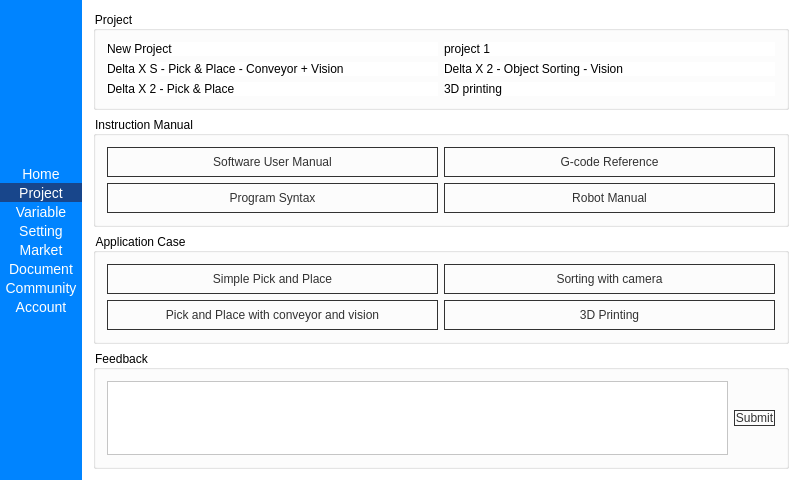
deltaxrobot/Delta-X-Software, file MainWindow.ui: the form before one commit.
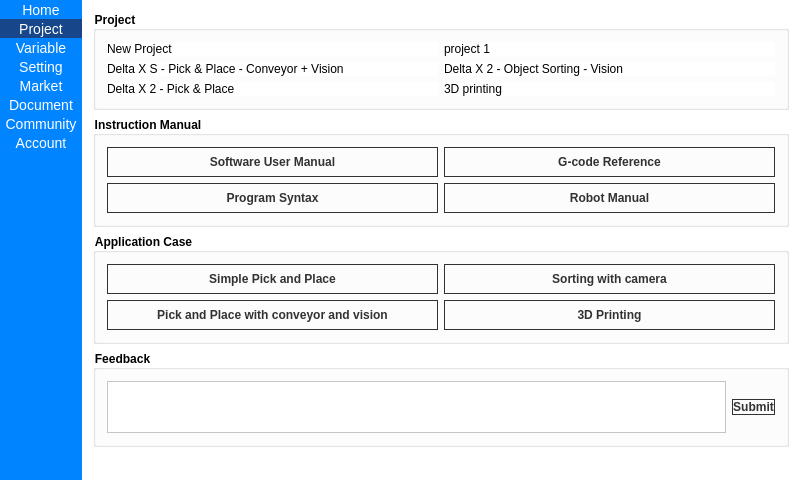
The form after the commit. The open tabs and pages were chosen to show the change. Icons and pictures are not drawn.

The edit to the form file:
```diff
--- a/MainWindow.ui
+++ b/MainWindow.ui
@@ -231,19 +231,6 @@
            <property name="bottomMargin">
             <number>0</number>
            </property>
-           <item>
-            <spacer name="verticalSpacer_2">
-             <property name="orientation">
-              <enum>Qt::Vertical</enum>
-             </property>
-             <property name="sizeHint" stdset="0">
-              <size>
-               <width>20</width>
-               <height>40</height>
-              </size>
-             </property>
-            </spacer>
-           </item>
            <item>
             <widget class="QToolButton" name="tbHome">
              <property name="sizePolicy">
@@ -594,12 +581,24 @@
            </layout>
           </widget>
           <widget class="QWidget" name="pHome">
+           <property name="maximumSize">
+            <size>
+             <width>16777215</width>
+             <height>16777215</height>
+            </size>
+           </property>
            <property name="styleSheet">
             <string notr="true"/>
            </property>
            <layout class="QVBoxLayout" name="verticalLayout_3">
             <item>
              <widget class="QGroupBox" name="groupBox_4">
+              <property name="font">
+               <font>
+                <weight>75</weight>
+                <bold>true</bold>
+               </font>
+              </property>
               <property name="styleSheet">
                <string notr="true">QLabel:hover
 {
@@ -657,6 +656,12 @@
             </item>
             <item>
              <widget class="QGroupBox" name="groupBox">
+              <property name="font">
+               <font>
+                <weight>75</weight>
+                <bold>true</bold>
+               </font>
+              </property>
               <property name="title">
                <string>Instruction Manual</string>
               </property>
@@ -718,6 +723,12 @@
             </item>
             <item>
              <widget class="QGroupBox" name="groupBox_2">
+              <property name="font">
+               <font>
+                <weight>75</weight>
+                <bold>true</bold>
+               </font>
+              </property>
               <property name="title">
                <string>Application Case</string>
               </property>
@@ -779,12 +790,25 @@
             </item>
             <item>
              <widget class="QGroupBox" name="groupBox_3">
+              <property name="font">
+               <font>
+                <weight>75</weight>
+                <bold>true</bold>
+               </font>
+              </property>
               <property name="title">
                <string>Feedback</string>
               </property>
               <layout class="QHBoxLayout" name="horizontalLayout_3">
                <item>
-                <widget class="QPlainTextEdit" name="plainTextEdit"/>
+                <widget class="QPlainTextEdit" name="plainTextEdit">
+                 <property name="maximumSize">
+                  <size>
+                   <width>16777215</width>
+                   <height>70</height>
+                  </size>
+                 </property>
+                </widget>
                </item>
                <item>
                 <widget class="QPushButton" name="pushButton_5">
@@ -796,6 +820,19 @@
               </layout>
              </widget>
             </item>
+            <item>
+             <spacer name="verticalSpacer_2">
+              <property name="orientation">
+               <enum>Qt::Vertical</enum>
+              </property>
+              <property name="sizeHint" stdset="0">
+               <size>
+                <width>20</width>
+                <height>40</height>
+               </size>
+              </property>
+             </spacer>
+            </item>
            </layout>
           </widget>
           <widget class="QWidget" name="pMarket">
```
